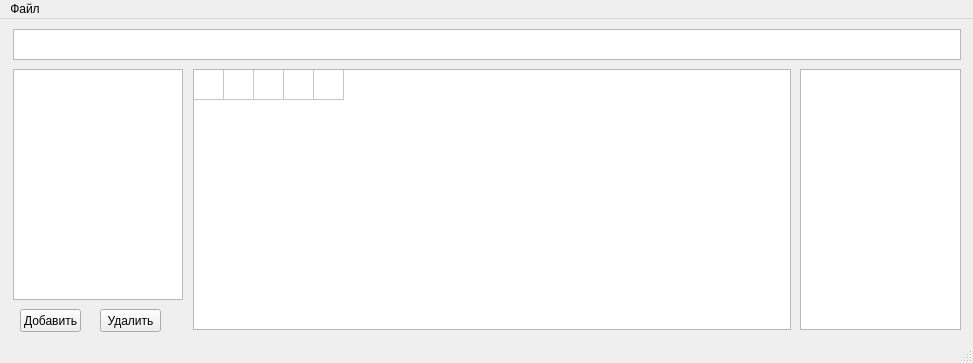
This is main.ui in GAJIbl4/TopConst as Qt 5 draws it before an edit. The edited form follows.
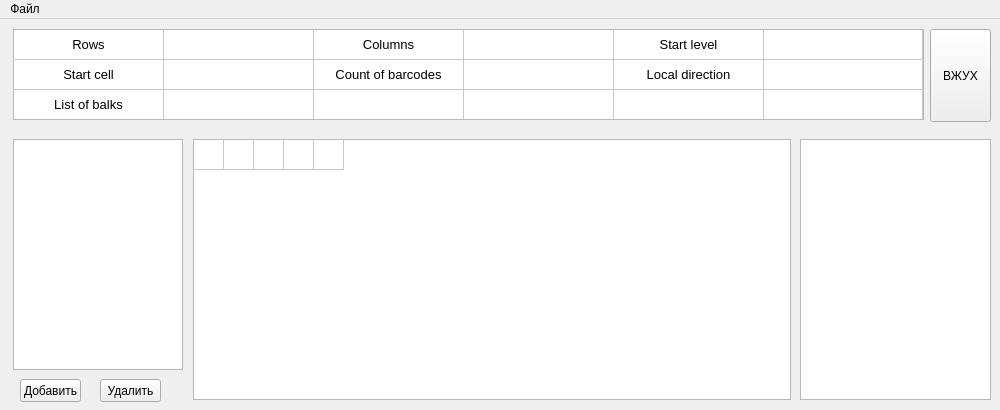
This is the edited form.

```diff
--- a/main.ui
+++ b/main.ui
@@ -6,8 +6,8 @@
    <rect>
     <x>0</x>
     <y>0</y>
-    <width>973</width>
-    <height>363</height>
+    <width>1000</width>
+    <height>410</height>
    </rect>
   </property>
   <property name="sizePolicy">
@@ -16,6 +16,18 @@
     <verstretch>0</verstretch>
    </sizepolicy>
   </property>
+  <property name="minimumSize">
+   <size>
+    <width>1000</width>
+    <height>410</height>
+   </size>
+  </property>
+  <property name="maximumSize">
+   <size>
+    <width>1000</width>
+    <height>410</height>
+   </size>
+  </property>
   <property name="windowTitle">
    <string>Topology Constructor</string>
   </property>
@@ -24,7 +36,7 @@
     <property name="geometry">
      <rect>
       <x>193</x>
-      <y>50</y>
+      <y>120</y>
       <width>598</width>
       <height>261</height>
      </rect>
@@ -99,7 +111,7 @@
     <property name="geometry">
      <rect>
       <x>13</x>
-      <y>50</y>
+      <y>120</y>
       <width>170</width>
       <height>231</height>
      </rect>
@@ -118,8 +130,8 @@
     <property name="geometry">
      <rect>
       <x>800</x>
-      <y>50</y>
-      <width>161</width>
+      <y>120</y>
+      <width>191</width>
       <height>261</height>
      </rect>
     </property>
@@ -129,8 +141,8 @@
      <rect>
       <x>13</x>
       <y>10</y>
-      <width>948</width>
-      <height>31</height>
+      <width>911</width>
+      <height>91</height>
      </rect>
     </property>
     <property name="font">
@@ -154,19 +166,19 @@
      <enum>Qt::ElideMiddle</enum>
     </property>
     <property name="showGrid">
-     <bool>false</bool>
+     <bool>true</bool>
     </property>
     <property name="rowCount">
-     <number>1</number>
+     <number>3</number>
     </property>
     <property name="columnCount">
-     <number>4</number>
+     <number>6</number>
     </property>
     <attribute name="horizontalHeaderVisible">
      <bool>false</bool>
     </attribute>
     <attribute name="horizontalHeaderDefaultSectionSize">
-     <number>237</number>
+     <number>150</number>
     </attribute>
     <attribute name="horizontalHeaderMinimumSectionSize">
      <number>30</number>
@@ -178,26 +190,147 @@
      <bool>false</bool>
     </attribute>
     <row/>
+    <row/>
+    <row/>
+    <column/>
+    <column/>
     <column/>
     <column/>
     <column/>
     <column/>
     <item row="0" column="0">
+     <property name="text">
+      <string>Rows</string>
+     </property>
+     <property name="textAlignment">
+      <set>AlignCenter</set>
+     </property>
      <property name="flags">
-      <set>ItemIsUserCheckable|ItemIsEnabled</set>
+      <set>ItemIsEnabled</set>
      </property>
     </item>
     <item row="0" column="1">
+     <property name="text">
+      <string/>
+     </property>
+     <property name="textAlignment">
+      <set>AlignCenter</set>
+     </property>
      <property name="flags">
       <set>ItemIsUserCheckable|ItemIsEnabled</set>
      </property>
     </item>
     <item row="0" column="2">
+     <property name="text">
+      <string>Columns</string>
+     </property>
+     <property name="textAlignment">
+      <set>AlignCenter</set>
+     </property>
      <property name="flags">
-      <set>ItemIsUserCheckable|ItemIsEnabled</set>
+      <set>ItemIsEnabled</set>
      </property>
     </item>
     <item row="0" column="3">
+     <property name="text">
+      <string/>
+     </property>
+     <property name="textAlignment">
+      <set>AlignCenter</set>
+     </property>
+     <property name="flags">
+      <set>ItemIsUserCheckable|ItemIsEnabled</set>
+     </property>
+    </item>
+    <item row="0" column="4">
+     <property name="text">
+      <string>Start level</string>
+     </property>
+     <property name="textAlignment">
+      <set>AlignCenter</set>
+     </property>
+     <property name="flags">
+      <set>ItemIsEnabled</set>
+     </property>
+    </item>
+    <item row="0" column="5">
+     <property name="text">
+      <string/>
+     </property>
+     <property name="textAlignment">
+      <set>AlignCenter</set>
+     </property>
+     <property name="flags">
+      <set>ItemIsSelectable|ItemIsEditable|ItemIsDragEnabled|ItemIsUserCheckable|ItemIsEnabled</set>
+     </property>
+    </item>
+    <item row="1" column="0">
+     <property name="text">
+      <string>Start cell</string>
+     </property>
+     <property name="textAlignment">
+      <set>AlignCenter</set>
+     </property>
+     <property name="flags">
+      <set>ItemIsEnabled</set>
+     </property>
+    </item>
+    <item row="1" column="1">
+     <property name="text">
+      <string/>
+     </property>
+     <property name="textAlignment">
+      <set>AlignCenter</set>
+     </property>
+    </item>
+    <item row="1" column="2">
+     <property name="text">
+      <string>Count of barcodes</string>
+     </property>
+     <property name="textAlignment">
+      <set>AlignCenter</set>
+     </property>
+     <property name="flags">
+      <set>ItemIsEnabled</set>
+     </property>
+    </item>
+    <item row="1" column="3">
+     <property name="text">
+      <string/>
+     </property>
+     <property name="textAlignment">
+      <set>AlignCenter</set>
+     </property>
+    </item>
+    <item row="1" column="4">
+     <property name="text">
+      <string>Local direction</string>
+     </property>
+     <property name="textAlignment">
+      <set>AlignCenter</set>
+     </property>
+     <property name="flags">
+      <set>ItemIsEnabled</set>
+     </property>
+    </item>
+    <item row="1" column="5">
+     <property name="text">
+      <string/>
+     </property>
+     <property name="textAlignment">
+      <set>AlignCenter</set>
+     </property>
+     <property name="flags">
+      <set>ItemIsSelectable|ItemIsEditable|ItemIsDragEnabled|ItemIsUserCheckable|ItemIsEnabled</set>
+     </property>
+    </item>
+    <item row="2" column="0">
+     <property name="text">
+      <string>List of balks</string>
+     </property>
+     <property name="textAlignment">
+      <set>AlignCenter</set>
+     </property>
      <property name="flags">
       <set>ItemIsUserCheckable|ItemIsEnabled</set>
      </property>
@@ -207,7 +340,7 @@
     <property name="geometry">
      <rect>
       <x>20</x>
-      <y>290</y>
+      <y>360</y>
       <width>61</width>
       <height>23</height>
      </rect>
@@ -220,7 +353,7 @@
     <property name="geometry">
      <rect>
       <x>100</x>
-      <y>290</y>
+      <y>360</y>
       <width>61</width>
       <height>23</height>
      </rect>
@@ -229,14 +362,27 @@
      <string>Удалить</string>
     </property>
    </widget>
+   <widget class="QPushButton" name="alley_change_button">
+    <property name="geometry">
+     <rect>
+      <x>930</x>
+      <y>10</y>
+      <width>61</width>
+      <height>93</height>
+     </rect>
+    </property>
+    <property name="text">
+     <string>ВЖУХ</string>
+    </property>
+   </widget>
   </widget>
   <widget class="QMenuBar" name="menubar">
    <property name="geometry">
     <rect>
      <x>0</x>
      <y>0</y>
-     <width>973</width>
-     <height>26</height>
+     <width>1000</width>
+     <height>21</height>
     </rect>
    </property>
    <widget class="QMenu" name="menu">
@@ -247,7 +393,6 @@
    </widget>
    <addaction name="menu"/>
   </widget>
-  <widget class="QStatusBar" name="statusbar"/>
   <action name="open">
    <property name="checkable">
     <bool>false</bool>
```
